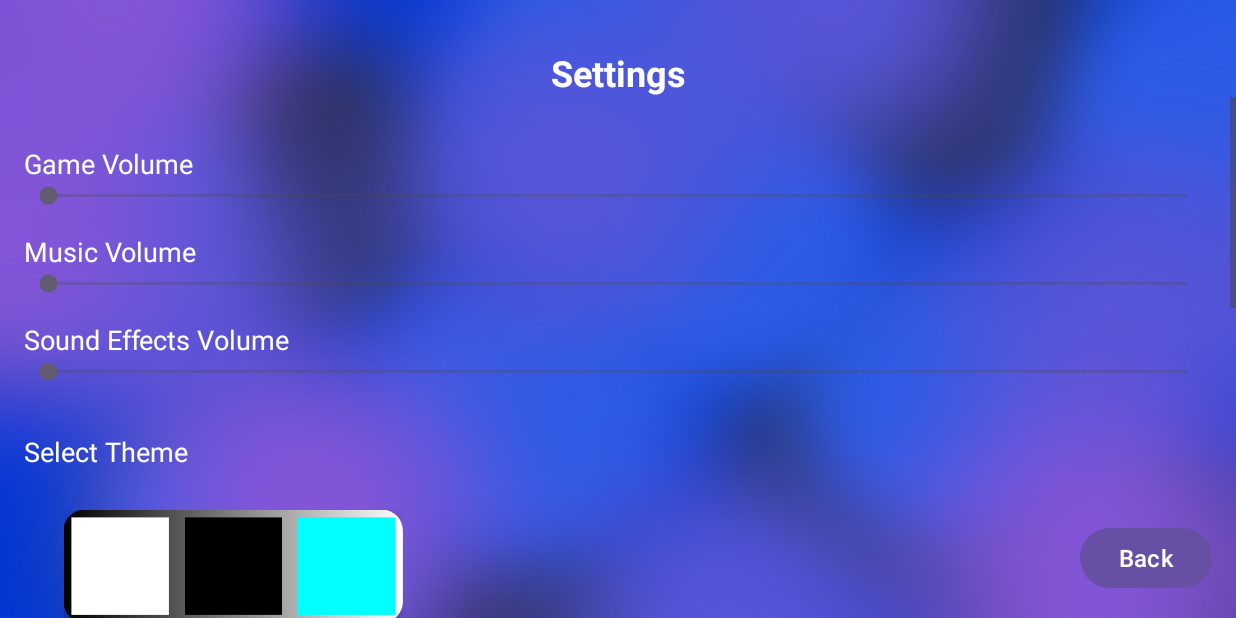
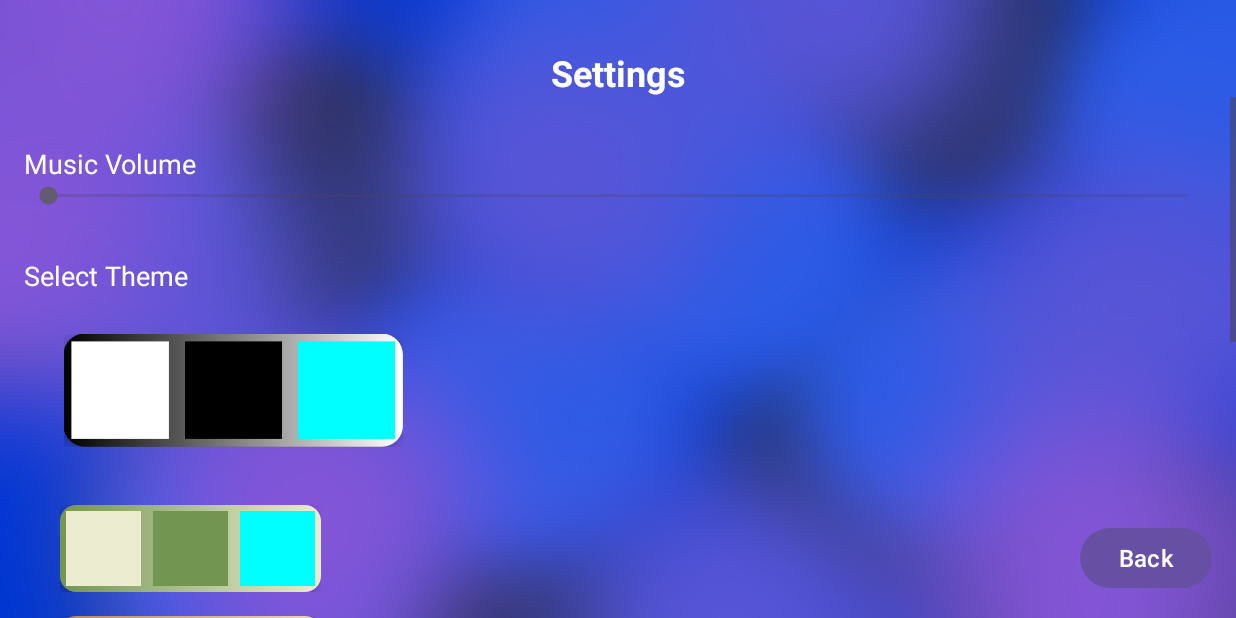
Before and after one commit to weezard12/ChessApp, an Android app: the SettingsActivity screen opened directly, with no data from a screen before it, on a phone screen of 824 x 412 dp (held sideways). Run offline under Robolectric (Android 15) with nearby library versions, the phone set to English and light mode, and no system bars; pictures from the network do not load.

Commit message:
removed other sliders from settings

```diff
--- a/app/src/main/res/layout/activity_settings.xml
+++ b/app/src/main/res/layout/activity_settings.xml
@@ -37,23 +37,6 @@
             android:orientation="vertical"
             android:padding="16dp">
 
-            <!-- Game Volume Label -->
-            <TextView
-                android:id="@+id/tvGameVolume"
-                android:layout_width="wrap_content"
-                android:layout_height="wrap_content"
-                android:text="Game Volume"
-                android:textSize="18sp"
-                android:textColor="@android:color/white"
-                android:layout_marginTop="16dp"/>
-
-            <!-- Game Volume Slider -->
-            <SeekBar
-                android:id="@+id/seekBarGame"
-                android:layout_width="match_parent"
-                android:layout_height="wrap_content"
-                android:max="100" />
-
             <!-- Music Volume Label -->
             <TextView
                 android:id="@+id/tvMusicVolume"
@@ -67,23 +50,6 @@
             <!-- Music Volume Slider -->
             <SeekBar
                 android:id="@+id/seekBarMusic"
-                android:layout_width="match_parent"
-                android:layout_height="wrap_content"
-                android:max="100" />
-
-            <!-- Sound Effects Volume Label -->
-            <TextView
-                android:id="@+id/tvEffectsVolume"
-                android:layout_width="wrap_content"
-                android:layout_height="wrap_content"
-                android:text="Sound Effects Volume"
-                android:textSize="18sp"
-                android:textColor="@android:color/white"
-                android:layout_marginTop="16dp"/>
-
-            <!-- Sound Effects Volume Slider -->
-            <SeekBar
-                android:id="@+id/seekBarEffects"
                 android:layout_width="match_parent"
                 android:layout_height="wrap_content"
                 android:max="100" />
```
